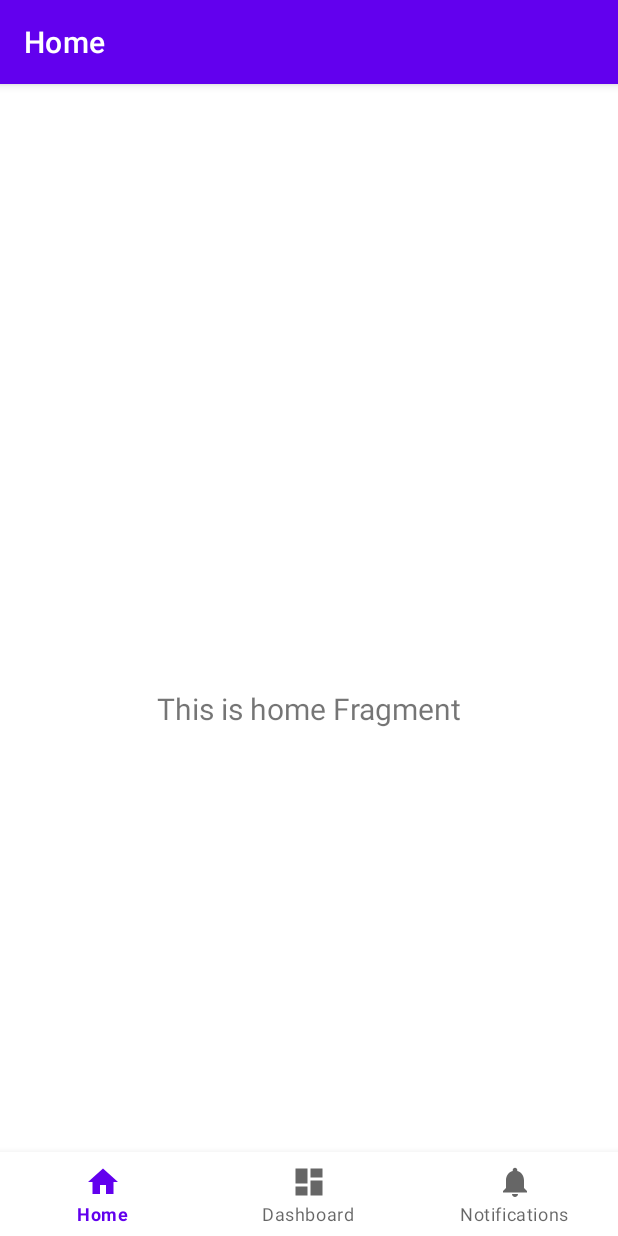
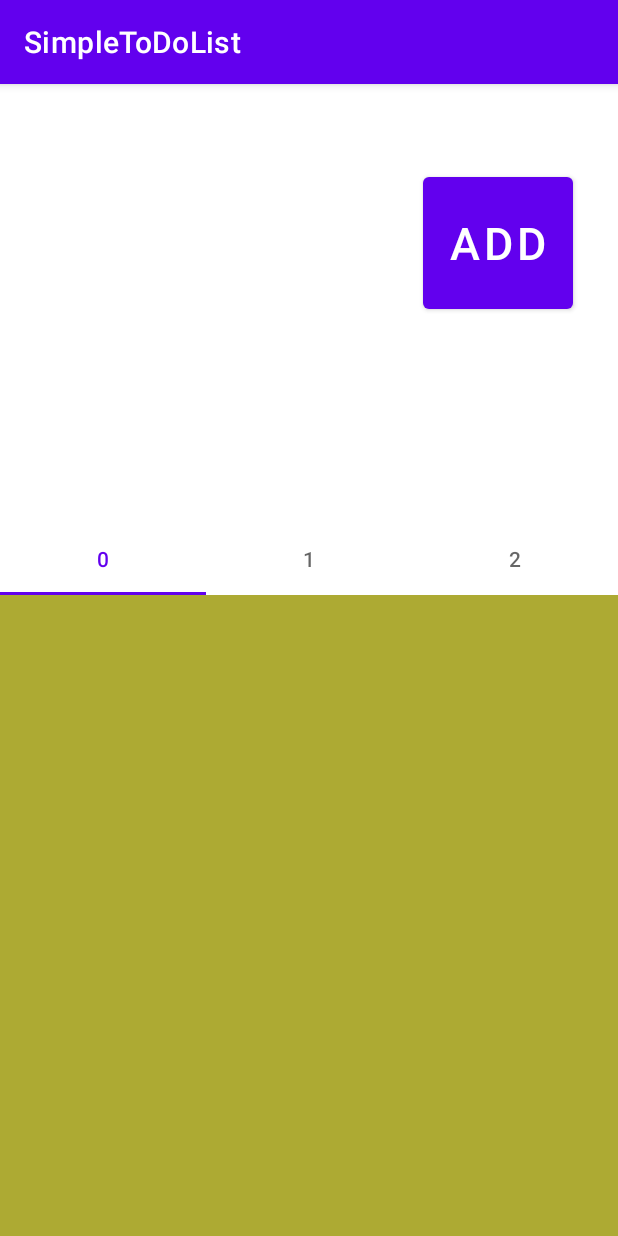
Before and after one commit to OhChanhee/SimpleToDoList, an Android app: the screen it shows after launch (MainActivity), on a phone screen of 412 x 824 dp. Run offline under Robolectric (Android 15) with nearby library versions, the phone set to English and light mode, and no system bars; our stand-ins replace data binding, navigation-ui.

Commit message:
[ADD]ViewPager
기본 뷰 구성

```diff
--- a/app/build.gradle
+++ b/app/build.gradle
@@ -30,13 +30,16 @@ android {
     kotlinOptions {
         jvmTarget = '1.8'
     }
+    dataBinding{
+        enabled = true
+    }
     buildFeatures {
         viewBinding true
     }
 }
 
 dependencies {
-
+    implementation 'com.google.android.material:material:1.3.0-alpha01'
     implementation "org.jetbrains.kotlin:kotlin-stdlib:$kotlin_version"
     implementation 'androidx.core:core-ktx:1.5.0'
     implementation 'androidx.appcompat:appcompat:1.3.0'
--- /dev/null
+++ b/app/src/main/java/com/example/simpletodolist/FragmentAdapter.kt
@@ -0,0 +1,25 @@
+package com.example.simpletodolist
+
+import androidx.fragment.app.Fragment
+import androidx.fragment.app.FragmentActivity
+import androidx.fragment.app.FragmentManager
+import androidx.lifecycle.Lifecycle
+import androidx.viewpager2.adapter.FragmentStateAdapter
+
+
+class FragmentAdapter(fragmentActivity: FragmentActivity) : FragmentStateAdapter(fragmentActivity)
+{
+
+    private var fragmentList : ArrayList<Fragment> = ArrayList()
+    override fun getItemCount(): Int {
+        return fragmentList.size
+    }
+
+    override fun createFragment(position: Int): Fragment {
+       return fragmentList.get(position)
+    }
+    fun addFragment(item : Fragment)
+    {
+        fragmentList.add(item)
+    }
+}
--- a/app/src/main/java/com/example/simpletodolist/MainActivity.kt
+++ b/app/src/main/java/com/example/simpletodolist/MainActivity.kt
@@ -1,13 +1,20 @@
 package com.example.simpletodolist
 
 import android.os.Bundle
+import android.util.Log
 import com.google.android.material.bottomnavigation.BottomNavigationView
 import androidx.appcompat.app.AppCompatActivity
 import androidx.navigation.findNavController
 import androidx.navigation.ui.AppBarConfiguration
 import androidx.navigation.ui.setupActionBarWithNavController
 import androidx.navigation.ui.setupWithNavController
+import androidx.viewpager2.widget.ViewPager2
 import com.example.simpletodolist.databinding.ActivityMainBinding
+import com.example.simpletodolist.ui.dashboard.BusyWorksFragment
+import com.example.simpletodolist.ui.home.FreeWorksFragment
+import com.example.simpletodolist.ui.notifications.WishWorksFragment
+import com.google.android.material.tabs.TabLayout
+import com.google.android.material.tabs.TabLayoutMediator
 
 class MainActivity : AppCompatActivity() {
 
@@ -19,17 +26,24 @@ class MainActivity : AppCompatActivity() {
         binding = ActivityMainBinding.inflate(layoutInflater)
         setContentView(binding.root)
 
-        val navView: BottomNavigationView = binding.navView
+        val fragmentAdapter = FragmentAdapter(this)
+        fragmentAdapter.addFragment(BusyWorksFragment())
+        fragmentAdapter.addFragment(FreeWorksFragment())
+        fragmentAdapter.addFragment(WishWorksFragment())
+        binding.viewPager.adapter = fragmentAdapter
 
-        val navController = findNavController(R.id.nav_host_fragment_activity_main)
-        // Passing each menu ID as a set of Ids because each
-        // menu should be considered as top level destinations.
-        val appBarConfiguration = AppBarConfiguration(
-            setOf(
-                R.id.navigation_home, R.id.navigation_dashboard, R.id.navigation_notifications
-            )
-        )
-        setupActionBarWithNavController(navController, appBarConfiguration)
-        navView.setupWithNavController(navController)
+        binding.viewPager.registerOnPageChangeCallback(object : ViewPager2.OnPageChangeCallback() {
+            override fun onPageSelected(position: Int) {
+                super.onPageSelected(position)
+                Log.e("ViewPagerFragment", "Page ${position+1}")
+            }
+
+        })
+
+        TabLayoutMediator(binding.tabLayout,binding.viewPager){ tab,position ->
+            tab.text = "${position}"
+        }.attach()
+
+
     }
 }
--- /dev/null
+++ b/app/src/main/java/com/example/simpletodolist/ui/dashboard/BusyWorksFragment.kt
@@ -0,0 +1,32 @@
+package com.example.simpletodolist.ui.dashboard
+
+import android.os.Bundle
+import android.view.LayoutInflater
+import android.view.View
+import android.view.ViewGroup
+import android.widget.TextView
+import androidx.fragment.app.Fragment
+import androidx.lifecycle.Observer
+import androidx.lifecycle.ViewModelProvider
+import com.example.simpletodolist.R
+import com.example.simpletodolist.databinding.FragmentBusyworksBinding
+
+
+class BusyWorksFragment : Fragment() {
+
+
+    private lateinit var binding : FragmentBusyworksBinding
+
+    override fun onCreateView(
+        inflater: LayoutInflater,
+        container: ViewGroup?,
+        savedInstanceState: Bundle?
+    ): View {
+
+        binding = FragmentBusyworksBinding.inflate(layoutInflater)
+
+        return binding.root
+    }
+
+
+}
--- /dev/null
+++ b/app/src/main/java/com/example/simpletodolist/ui/home/FreeWorksFragment.kt
@@ -0,0 +1,30 @@
+package com.example.simpletodolist.ui.home
+
+import android.os.Bundle
+import android.view.LayoutInflater
+import android.view.View
+import android.view.ViewGroup
+import android.widget.TextView
+import androidx.fragment.app.Fragment
+import androidx.lifecycle.Observer
+import androidx.lifecycle.ViewModelProvider
+import com.example.simpletodolist.R
+import com.example.simpletodolist.databinding.FragmentFreeworksBinding
+
+class FreeWorksFragment : Fragment() {
+
+    private lateinit var binding : FragmentFreeworksBinding
+
+    override fun onCreateView(
+        inflater: LayoutInflater,
+        container: ViewGroup?,
+        savedInstanceState: Bundle?
+    ): View {
+
+
+        binding = FragmentFreeworksBinding.inflate(layoutInflater)
+
+        return binding.root
+    }
+
+}
--- a/app/src/main/java/com/example/simpletodolist/ui/home/HomeFragment.kt
+++ /dev/null
@@ -1,45 +0,0 @@
-package com.example.simpletodolist.ui.home
-
-import android.os.Bundle
-import android.view.LayoutInflater
-import android.view.View
-import android.view.ViewGroup
-import android.widget.TextView
-import androidx.fragment.app.Fragment
-import androidx.lifecycle.Observer
-import androidx.lifecycle.ViewModelProvider
-import com.example.simpletodolist.R
-import com.example.simpletodolist.databinding.FragmentHomeBinding
-
-class HomeFragment : Fragment() {
-
-    private lateinit var homeViewModel: HomeViewModel
-    private var _binding: FragmentHomeBinding? = null
-
-    // This property is only valid between onCreateView and
-    // onDestroyView.
-    private val binding get() = _binding!!
-
-    override fun onCreateView(
-        inflater: LayoutInflater,
-        container: ViewGroup?,
-        savedInstanceState: Bundle?
-    ): View? {
-        homeViewModel =
-            ViewModelProvider(this).get(HomeViewModel::class.java)
-
-        _binding = FragmentHomeBinding.inflate(inflater, container, false)
-        val root: View = binding.root
-
-        val textView: TextView = binding.textHome
-        homeViewModel.text.observe(viewLifecycleOwner, Observer {
-            textView.text = it
-        })
-        return root
-    }
-
-    override fun onDestroyView() {
-        super.onDestroyView()
-        _binding = null
-    }
-}
--- a/app/src/main/java/com/example/simpletodolist/ui/home/HomeViewModel.kt
+++ /dev/null
@@ -1,13 +0,0 @@
-package com.example.simpletodolist.ui.home
-
-import androidx.lifecycle.LiveData
-import androidx.lifecycle.MutableLiveData
-import androidx.lifecycle.ViewModel
-
-class HomeViewModel : ViewModel() {
-
-    private val _text = MutableLiveData<String>().apply {
-        value = "This is home Fragment"
-    }
-    val text: LiveData<String> = _text
-}
--- /dev/null
+++ b/app/src/main/java/com/example/simpletodolist/ui/notifications/WishWorksFragment.kt
@@ -0,0 +1,30 @@
+package com.example.simpletodolist.ui.notifications
+
+import android.os.Bundle
+import android.view.LayoutInflater
+import android.view.View
+import android.view.ViewGroup
+import android.widget.TextView
+import androidx.fragment.app.Fragment
+import androidx.lifecycle.Observer
+import androidx.lifecycle.ViewModelProvider
+import com.example.simpletodolist.R
+import com.example.simpletodolist.databinding.FragmentWishworksBinding
+
+class WishWorksFragment : Fragment() {
+
+    private lateinit var binding : FragmentWishworksBinding
+
+    override fun onCreateView(
+        inflater: LayoutInflater,
+        container: ViewGroup?,
+        savedInstanceState: Bundle?):
+            View {
+
+        binding = FragmentWishworksBinding.inflate(layoutInflater)
+
+
+        return binding.root
+    }
+
+}
--- a/app/src/main/res/layout/activity_main.xml
+++ b/app/src/main/res/layout/activity_main.xml
@@ -1,33 +1,61 @@
 <?xml version="1.0" encoding="utf-8"?>
-<androidx.constraintlayout.widget.ConstraintLayout xmlns:android="http://schemas.android.com/apk/res/android"
+<layout xmlns:android="http://schemas.android.com/apk/res/android"
     xmlns:app="http://schemas.android.com/apk/res-auto"
+    xmlns:tools="http://schemas.android.com/tools">
+<androidx.constraintlayout.widget.ConstraintLayout
     android:id="@+id/container"
     android:layout_width="match_parent"
     android:layout_height="match_parent"
     android:paddingTop="?attr/actionBarSize">
 
-    <com.google.android.material.bottomnavigation.BottomNavigationView
-        android:id="@+id/nav_view"
-        android:layout_width="0dp"
+    <Button
+        android:id="@+id/button"
+        android:layout_width="100dp"
+        android:layout_height="100dp"
+        android:layout_marginEnd="30dp"
+        android:text="ADD"
+        android:textSize="30dp"
+        app:layout_constraintEnd_toEndOf="parent"
+        app:layout_constraintTop_toTopOf="parent" />
+
+    <com.google.android.material.tabs.TabLayout
+        android:id="@+id/tab_layout"
+        android:layout_width="match_parent"
         android:layout_height="wrap_content"
-        android:layout_marginStart="0dp"
-        android:layout_marginEnd="0dp"
-        android:background="?android:attr/windowBackground"
+        app:layout_constraintBottom_toTopOf="@+id/viewPager"
+        app:layout_constraintEnd_toEndOf="parent"
+        app:layout_constraintStart_toStartOf="parent">
+
+        <com.google.android.material.tabs.TabItem
+            android:id="@+id/tabItem1"
+            android:layout_width="wrap_content"
+            android:layout_height="wrap_content"
+            android:text="BusyWorks" />
+
+        <com.google.android.material.tabs.TabItem
+            android:id="@+id/tabItem2"
+            android:layout_width="wrap_content"
+            android:layout_height="wrap_content"
+            android:text="FreeWorks" />
+
+        <com.google.android.material.tabs.TabItem
+            android:id="@+id/tabItem3"
+            android:layout_width="wrap_content"
+            android:layout_height="wrap_content"
+            android:text="WishWorks" />
+
+
+    </com.google.android.material.tabs.TabLayout>
+
+    <androidx.viewpager2.widget.ViewPager2
+        android:id="@+id/viewPager"
+        android:layout_width="match_parent"
+        android:layout_height="0dp"
+        app:layout_constraintHeight_percent="0.6"
         app:layout_constraintBottom_toBottomOf="parent"
-        app:layout_constraintLeft_toLeftOf="parent"
-        app:layout_constraintRight_toRightOf="parent"
-        app:menu="@menu/bottom_nav_menu" />
+        app:layout_constraintEnd_toEndOf="parent"
+        app:layout_constraintStart_toStartOf="parent" />
 
-    <fragment
-        android:id="@+id/nav_host_fragment_activity_main"
-        android:name="androidx.navigation.fragment.NavHostFragment"
-        android:layout_width="match_parent"
-        android:layout_height="match_parent"
-        app:defaultNavHost="true"
-        app:layout_constraintBottom_toTopOf="@id/nav_view"
-        app:layout_constraintLeft_toLeftOf="parent"
-        app:layout_constraintRight_toRightOf="parent"
-        app:layout_constraintTop_toTopOf="parent"
-        app:navGraph="@navigation/mobile_navigation" />
 
 </androidx.constraintlayout.widget.ConstraintLayout>
+</layout>
--- a/app/src/main/res/layout/fragment_dashboard.xml
+++ b/app/src/main/res/layout/fragment_busyworks.xml
@@ -4,19 +4,15 @@
     xmlns:tools="http://schemas.android.com/tools"
     android:layout_width="match_parent"
     android:layout_height="match_parent"
-    tools:context=".ui.dashboard.DashboardFragment">
+    tools:context=".ui.dashboard.BusyWorksFragment">
 
-    <TextView
-        android:id="@+id/text_dashboard"
+    <androidx.recyclerview.widget.RecyclerView
+        android:id="@+id/busy_works_recyclerview"
         android:layout_width="match_parent"
-        android:layout_height="wrap_content"
-        android:layout_marginStart="8dp"
-        android:layout_marginTop="8dp"
-        android:layout_marginEnd="8dp"
-        android:textAlignment="center"
-        android:textSize="20sp"
+        android:layout_height="match_parent"
         app:layout_constraintBottom_toBottomOf="parent"
         app:layout_constraintEnd_toEndOf="parent"
         app:layout_constraintStart_toStartOf="parent"
-        app:layout_constraintTop_toTopOf="parent" />
+        app:layout_constraintTop_toTopOf="parent"
+        android:background="#ADAA33"/>
 </androidx.constraintlayout.widget.ConstraintLayout>
--- a/app/src/main/res/layout/fragment_home.xml
+++ b/app/src/main/res/layout/fragment_wishworks.xml
@@ -4,19 +4,16 @@
     xmlns:tools="http://schemas.android.com/tools"
     android:layout_width="match_parent"
     android:layout_height="match_parent"
-    tools:context=".ui.home.HomeFragment">
+    tools:context=".ui.notifications.WishWorksFragment">
 
-    <TextView
-        android:id="@+id/text_home"
+    <androidx.recyclerview.widget.RecyclerView
+        android:id="@+id/wish_works_recyclerview"
         android:layout_width="match_parent"
-        android:layout_height="wrap_content"
-        android:layout_marginStart="8dp"
-        android:layout_marginTop="8dp"
-        android:layout_marginEnd="8dp"
-        android:textAlignment="center"
-        android:textSize="20sp"
+        android:layout_height="match_parent"
         app:layout_constraintBottom_toBottomOf="parent"
         app:layout_constraintEnd_toEndOf="parent"
         app:layout_constraintStart_toStartOf="parent"
-        app:layout_constraintTop_toTopOf="parent" />
+        app:layout_constraintTop_toTopOf="parent"
+        android:background="@color/black"
+        />
 </androidx.constraintlayout.widget.ConstraintLayout>
--- a/app/src/main/res/navigation/mobile_navigation.xml
+++ b/app/src/main/res/navigation/mobile_navigation.xml
@@ -3,23 +3,20 @@
     xmlns:app="http://schemas.android.com/apk/res-auto"
     xmlns:tools="http://schemas.android.com/tools"
     android:id="@+id/mobile_navigation"
-    app:startDestination="@+id/navigation_home">
-
+    app:startDestination="@id/busyWorksFragment">
     <fragment
-        android:id="@+id/navigation_home"
-        android:name="com.example.simpletodolist.ui.home.HomeFragment"
-        android:label="@string/title_home"
-        tools:layout="@layout/fragment_home" />
-
+        android:id="@+id/busyWorksFragment"
+        android:name="com.example.simpletodolist.ui.dashboard.BusyWorksFragment"
+        android:label="fragment_busyworks"
+        tools:layout="@layout/fragment_busyworks" />
     <fragment
-        android:id="@+id/navigation_dashboard"
-        android:name="com.example.simpletodolist.ui.dashboard.DashboardFragment"
-        android:label="@string/title_dashboard"
-        tools:layout="@layout/fragment_dashboard" />
-
+        android:id="@+id/freeWorksFragment"
+        android:name="com.example.simpletodolist.ui.home.FreeWorksFragment"
+        android:label="fragment_freeworks"
+        tools:layout="@layout/fragment_freeworks" />
     <fragment
-        android:id="@+id/navigation_notifications"
-        android:name="com.example.simpletodolist.ui.notifications.NotificationsFragment"
-        android:label="@string/title_notifications"
-        tools:layout="@layout/fragment_notifications" />
+        android:id="@+id/wishWorksFragment"
+        android:name="com.example.simpletodolist.ui.notifications.WishWorksFragment"
+        android:label="fragment_wishworks"
+        tools:layout="@layout/fragment_wishworks" />
 </navigation>
```
Also changed, not shown: app/src/main/java/com/example/simpletodolist/ui/dashboard/DashboardFragment.kt (deleted, +0 -45 lines), app/src/main/java/com/example/simpletodolist/ui/dashboard/DashboardViewModel.kt (deleted, +0 -13 lines), app/src/main/java/com/example/simpletodolist/ui/notifications/NotificationsFragment.kt (deleted, +0 -45 lines), app/src/main/java/com/example/simpletodolist/ui/notifications/NotificationsViewModel.kt (deleted, +0 -13 lines), app/src/main/res/layout/fragment_freeworks.xml (renamed from app/src/main/res/layout/fragment_notifications.xml, +6 -10 lines), app/src/main/res/layout/recyclerview_item.xml (added, +26 -0 lines).
